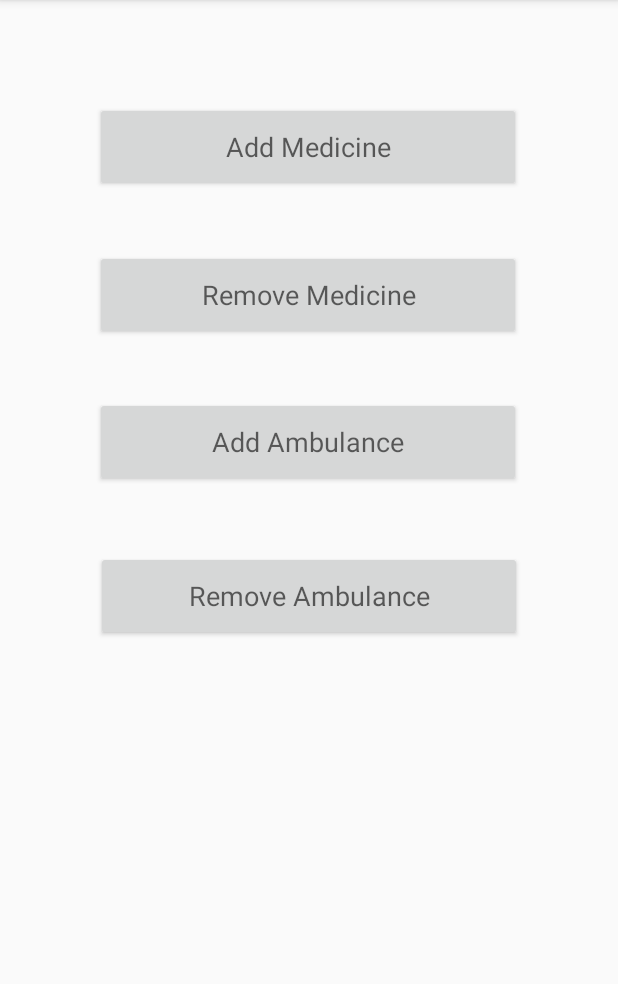
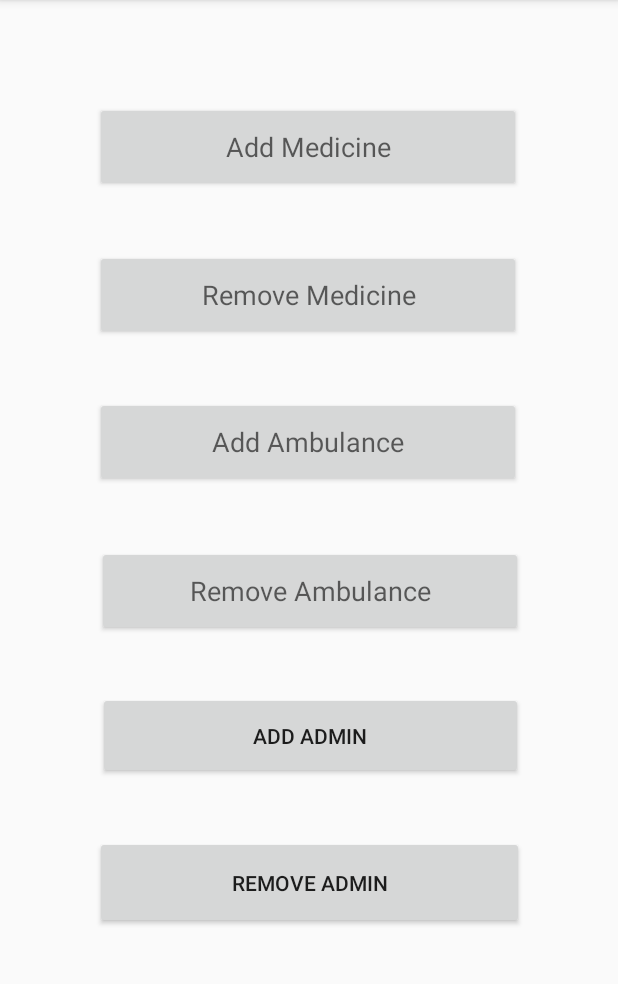
Before and after one commit to wakil026/Mediant, an Android app: the HomeAdminActivity screen opened directly, with no data from a screen before it, on a phone screen of 412 x 824 dp, the part 84-1068 px from its top. Run offline under Robolectric (Android 15) with nearby library versions, the light colour scheme and no system bars.

Commit message:
Changing Adminship options Added

```diff
--- a/app/src/main/AndroidManifest.xml
+++ b/app/src/main/AndroidManifest.xml
@@ -9,7 +9,9 @@
         android:roundIcon="@mipmap/ic_launcher_round"
         android:supportsRtl="true"
         android:theme="@style/AppTheme">
-        <activity android:name=".AddMedicineActivity"></activity>
+        <activity android:name=".RemoveAdminActivity"></activity>
+        <activity android:name=".AddAdminActivity" />
+        <activity android:name=".AddMedicineActivity" />
         <activity android:name=".MyMedicineActivity" />
         <activity android:name=".HomeAdminActivity" />
         <activity android:name=".AllMedicineActivity" />
--- a/app/src/main/java/com/example/mediant/HomeAdminActivity.java
+++ b/app/src/main/java/com/example/mediant/HomeAdminActivity.java
@@ -11,6 +11,8 @@ public class HomeAdminActivity extends AppCompatActivity {
 
     Button addMedicine, removeMedicine, addAmbulance, removeAmbulance;
 
+    private Button addAdmin;
+    private Button removeAdmin;
 
     @Override
     protected void onCreate(Bundle savedInstanceState) {
@@ -21,6 +23,9 @@ public class HomeAdminActivity extends AppCompatActivity {
         removeMedicine = (Button) findViewById(R.id.removemedicine_button);
         addAmbulance = (Button) findViewById(R.id.Addambulance_button);
         removeAmbulance = (Button) findViewById(R.id.removeambulance_button);
+
+        addAdmin = (Button)findViewById(R.id.addAdminButtonId);
+        removeAdmin = (Button)findViewById(R.id.removeAdminButtonId);
 
         addMedicine.setOnClickListener(new View.OnClickListener() {
             @Override
@@ -56,6 +61,35 @@ public class HomeAdminActivity extends AppCompatActivity {
             }
         });
 
+        addAdmin.setOnClickListener(new View.OnClickListener() {
+            @Override
+            public void onClick(View view) {
+                 addingAdmin();
+            }
+        });
+
+        removeAdmin.setOnClickListener(new View.OnClickListener() {
+            @Override
+            public void onClick(View view) {
+                removingadmin();
+            }
+        });
+
+
+
+
+    }
+
+    private void addingAdmin() {
+        Intent intent = new Intent(getApplicationContext(),AddAdminActivity.class);
+        intent.addFlags(Intent.FLAG_ACTIVITY_CLEAR_TOP);
+        startActivity(intent);
+    }
+
+    private void removingadmin(){
+        Intent intent = new Intent(getApplicationContext(),RemoveAdminActivity.class);
+        intent.addFlags(Intent.FLAG_ACTIVITY_CLEAR_TOP);
+        startActivity(intent);
     }
 
     public void addingmedicine() {
--- a/app/src/main/res/layout/activity_home_admin.xml
+++ b/app/src/main/res/layout/activity_home_admin.xml
@@ -5,6 +5,7 @@
     android:layout_width="match_parent"
     android:layout_height="match_parent"
     tools:context=".HomeAdminActivity">
+
     <Button
         android:id="@+id/addmedicine_button"
         android:layout_width="284dp"
@@ -67,16 +68,40 @@
         android:layout_width="284dp"
         android:layout_height="60dp"
         android:layout_marginStart="8dp"
-        android:layout_marginLeft="8dp"
         android:layout_marginTop="8dp"
         android:layout_marginEnd="8dp"
-        android:layout_marginRight="8dp"
         android:text="Remove Ambulance"
         android:textAppearance="@style/TextAppearance.AppCompat.Medium"
         app:layout_constraintBottom_toBottomOf="parent"
         app:layout_constraintEnd_toEndOf="parent"
+        app:layout_constraintHorizontal_bias="0.504"
         app:layout_constraintStart_toStartOf="parent"
         app:layout_constraintTop_toTopOf="parent"
-        app:layout_constraintVertical_bias="0.513" />
+        app:layout_constraintVertical_bias="0.509" />
+
+    <Button
+        android:id="@+id/addAdminButtonId"
+        android:layout_width="283dp"
+        android:layout_height="58dp"
+        android:text="Add Admin"
+        app:layout_constraintBottom_toBottomOf="parent"
+        app:layout_constraintEnd_toEndOf="parent"
+        app:layout_constraintHorizontal_bias="0.507"
+        app:layout_constraintStart_toStartOf="parent"
+        app:layout_constraintTop_toTopOf="parent"
+        app:layout_constraintVertical_bias="0.65" />
+
+    <Button
+        android:id="@+id/removeAdminButtonId"
+        android:layout_width="286dp"
+        android:layout_height="62dp"
+        android:text="Remove Admin"
+        app:layout_constraintBottom_toBottomOf="parent"
+        app:layout_constraintEnd_toEndOf="parent"
+        app:layout_constraintHorizontal_bias="0.504"
+        app:layout_constraintStart_toStartOf="parent"
+        app:layout_constraintTop_toTopOf="parent"
+        app:layout_constraintVertical_bias="0.789" />
+
 
 </androidx.constraintlayout.widget.ConstraintLayout>
```
Also changed, not shown: app/src/main/java/com/example/mediant/AddAdminActivity.java (added, +62 -0 lines), app/src/main/java/com/example/mediant/RemoveAdminActivity.java (added, +62 -0 lines), app/src/main/java/com/example/mediant/SignInActivity.java (+18 -5 lines), app/src/main/java/com/example/mediant/SignUpActivity.java (+25 -5 lines), app/src/main/res/layout/activity_add_admin.xml (added, +47 -0 lines), app/src/main/res/layout/activity_remove_admin.xml (added, +39 -0 lines).
